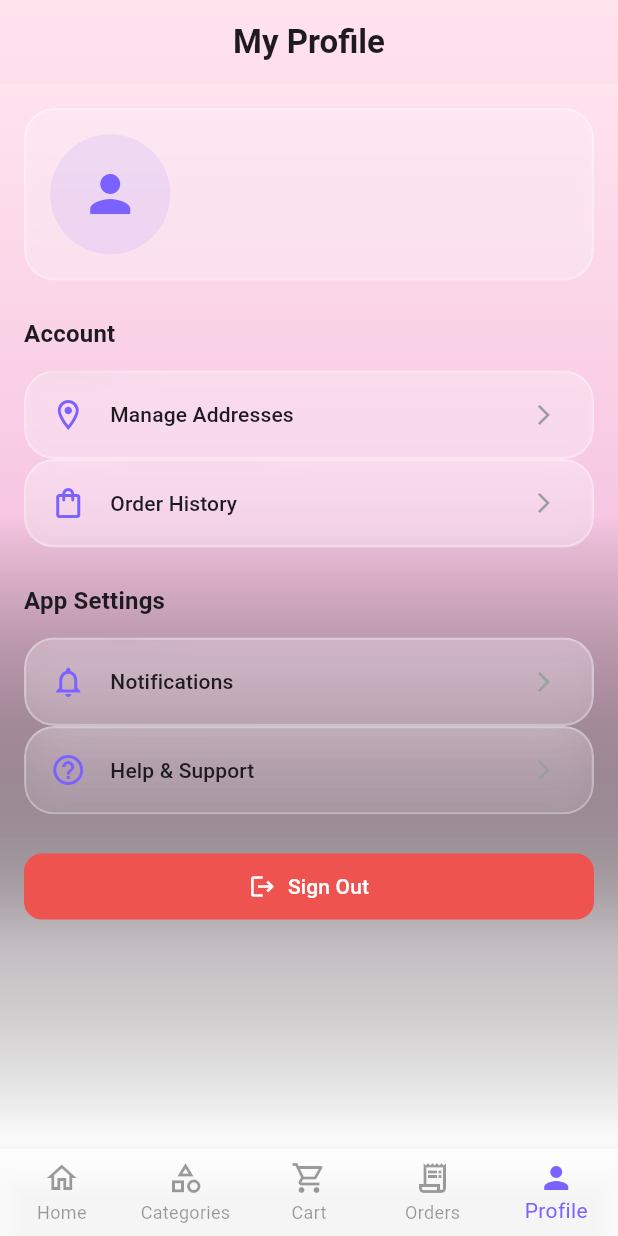
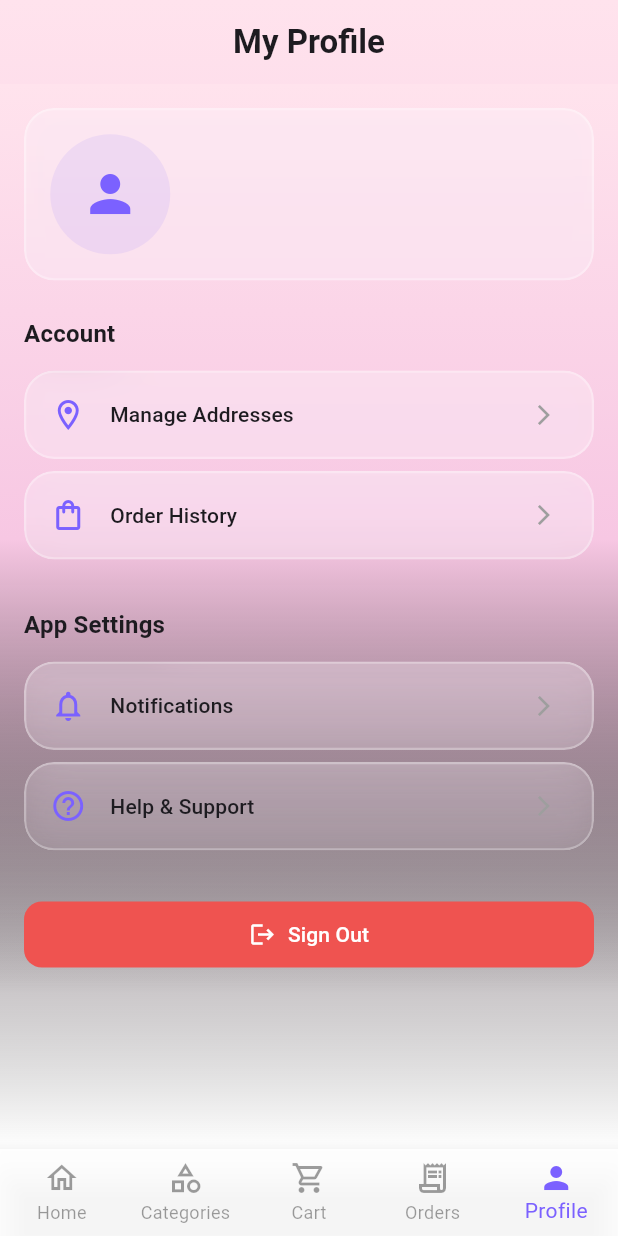
Before and after one commit to mohabnada13/nory, a Flutter app: the HomeScreen screen opened by its route, item 5 of the bottom bar chosen, on a phone screen of 412 x 824 dp. Run offline on Flutter 3.47's test engine with Material 3 defaults, Android fonts, the phone set to English and light mode, and no system bars; our stand-ins replace cached_network_image, cloud_firestore, cloud_functions, firebase_auth, firebase_core, flutter_riverpod and 3 more; accounts and stored records are empty.

Commit message:
mobile: replace deprecated withOpacity->withValues, fix ProductDetails syntax and nullability checks, add asset dirs, and minor lint fixes (interpolation)

```diff
--- a/apps/mobile/lib/data/repositories/product_repository.dart
+++ b/apps/mobile/lib/data/repositories/product_repository.dart
@@ -51,7 +51,7 @@ class ProductRepository {
       // This is a simple implementation - in production you would use
       // a more sophisticated search approach like Algolia or Firebase Extensions
       query = query.where('name', isGreaterThanOrEqualTo: search)
-          .where('name', isLessThanOrEqualTo: search + '\uf8ff');
+          .where('name', isLessThanOrEqualTo: '$search\uf8ff');
     }
 
     // Sort by trending score descending, then by name
--- a/apps/mobile/lib/features/cart/cart_screen.dart
+++ b/apps/mobile/lib/features/cart/cart_screen.dart
@@ -215,7 +215,9 @@ class _CartScreenState extends ConsumerState<CartScreen> {
               // Quantity controls
               Container(
                 decoration: BoxDecoration(
-                  border: Border.all(color: AppPalette.primaryStart.withOpacity(0.25)),
+                  border: Border.all(
+                    color: AppPalette.primaryStart.withValues(alpha: 0.25),
+                  ),
                   borderRadius: BorderRadius.circular(8),
                 ),
                 child: Row(
--- a/apps/mobile/lib/features/home/home_screen.dart
+++ b/apps/mobile/lib/features/home/home_screen.dart
@@ -56,7 +56,7 @@ class _HomeScreenState extends State<HomeScreen> {
           });
         },
         type: BottomNavigationBarType.fixed,
-        backgroundColor: Colors.white.withOpacity(0.85),
+        backgroundColor: Colors.white.withValues(alpha: 0.85),
         selectedItemColor: AppPalette.primaryStart,
         unselectedItemColor: Colors.black38,
         items: const [
@@ -153,10 +153,9 @@ class _HomeScreenState extends State<HomeScreen> {
               children: [
                 Text(
                   'Featured',
-                  style: GoogleFonts.poppins(
-                    fontSize: 18,
+                  style: Theme.of(context).textTheme.titleMedium?.copyWith(
                         fontWeight: FontWeight.bold,
-                    color: brown,
+                        color: AppPalette.textPrimary,
                       ),
                 ),
                 const SizedBox(height: 12),
@@ -167,7 +166,7 @@ class _HomeScreenState extends State<HomeScreen> {
                     itemCount: 5,
                     itemBuilder: (context, index) {
                       return GlassCard(
-                        overlayColor: Colors.white.withOpacity(0.15),
+                        overlayColor: Colors.white.withValues(alpha: 0.15),
                         padding: const EdgeInsets.all(16),
                         borderRadius: 20,
                         child: Column(
@@ -221,10 +220,9 @@ class _HomeScreenState extends State<HomeScreen> {
               children: [
                 Text(
                   'Categories',
-                  style: GoogleFonts.poppins(
-                    fontSize: 18,
+                  style: Theme.of(context).textTheme.titleMedium?.copyWith(
                         fontWeight: FontWeight.bold,
-                    color: brown,
+                        color: AppPalette.textPrimary,
                       ),
                 ),
                 const SizedBox(height: 12),
@@ -275,10 +273,9 @@ class _HomeScreenState extends State<HomeScreen> {
               children: [
                 Text(
                   'Trending Now',
-                  style: GoogleFonts.poppins(
-                    fontSize: 18,
+                  style: Theme.of(context).textTheme.titleMedium?.copyWith(
                         fontWeight: FontWeight.bold,
-                    color: brown,
+                        color: AppPalette.textPrimary,
                       ),
                 ),
                 const SizedBox(height: 12),
@@ -302,7 +299,7 @@ class _HomeScreenState extends State<HomeScreen> {
                           Expanded(
                             child: Container(
                               decoration: BoxDecoration(
-                                color: AppPalette.accentLilac.withOpacity(0.6),
+                                color: AppPalette.accentLilac.withValues(alpha: 0.6),
                                 borderRadius: const BorderRadius.vertical(top: Radius.circular(12)),
                               ),
                               child: Center(
--- a/apps/mobile/lib/features/onboarding/onboarding_screen.dart
+++ b/apps/mobile/lib/features/onboarding/onboarding_screen.dart
@@ -132,7 +132,7 @@ class _OnboardingScreenState extends State<OnboardingScreen> {
             width: 240,
             height: 240,
             decoration: BoxDecoration(
-              color: AppPalette.accentLilac.withOpacity(0.6),
+              color: AppPalette.accentLilac.withValues(alpha: 0.6),
               borderRadius: BorderRadius.circular(32),
             ),
             child: Center(
--- a/apps/mobile/lib/features/profile/profile_screen.dart
+++ b/apps/mobile/lib/features/profile/profile_screen.dart
@@ -182,7 +182,7 @@ class ProfileScreen extends ConsumerWidget {
             width: 80,
             height: 80,
             decoration: BoxDecoration(
-              color: AppPalette.primaryStart.withOpacity(0.1),
+              color: AppPalette.primaryStart.withValues(alpha: 0.1),
               shape: BoxShape.circle,
             ),
             child: user.photoURL != null
@@ -262,8 +262,9 @@ class ProfileScreen extends ConsumerWidget {
     required String title,
     required VoidCallback onTap,
   }) {
-    return GlassCard(
-      margin: const EdgeInsets.only(bottom: 8),
+    return Padding(
+      padding: const EdgeInsets.only(bottom: 8),
+      child: GlassCard(
         child: ListTile(
           leading: Icon(icon, color: AppPalette.primaryStart),
           title: Text(
@@ -279,6 +280,7 @@ class ProfileScreen extends ConsumerWidget {
             color: Colors.grey,
           ),
           onTap: onTap,
+        ),
       ),
     );
   }
```
Also changed, not shown: apps/mobile/lib/features/address/address_form_screen.dart (+4 -4 lines), apps/mobile/lib/features/auth/sign_in_screen.dart (+4 -4 lines), apps/mobile/lib/features/categories/product_details_screen.dart (+9 -6 lines), apps/mobile/lib/features/orders/orders_screen.dart (+13 -9 lines), 3 other files. Lines whose indentation alone changed are shown as unchanged.
